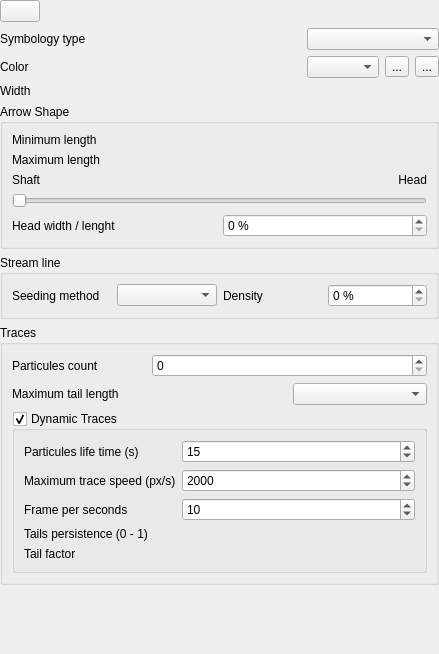
Above: src/ui/reosmeshvectorrenderingwidget.ui from vcloarec/ReosProject before the change. Below: the same form after it.
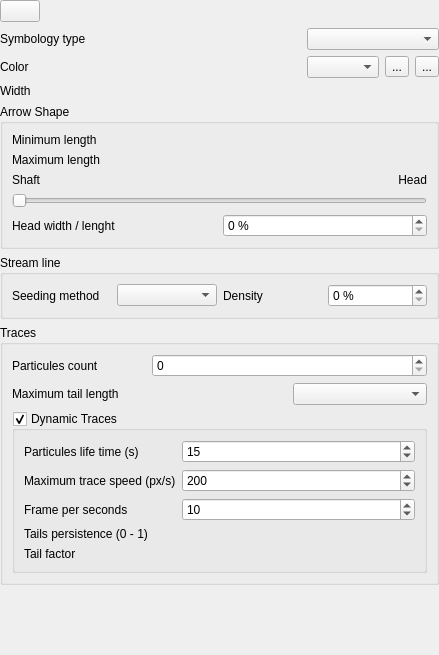
That is the form after the change. Icons and pictures are not drawn. Custom widgets are drawn as their Qt base class.

What changed in the file:
```diff
--- a/src/ui/reosmeshvectorrenderingwidget.ui
+++ b/src/ui/reosmeshvectorrenderingwidget.ui
@@ -7,7 +7,7 @@
     <x>0</x>
     <y>0</y>
     <width>439</width>
-    <height>654</height>
+    <height>655</height>
    </rect>
   </property>
   <property name="windowTitle">
@@ -180,7 +180,7 @@
             <number>100</number>
            </property>
            <property name="value">
-            <number>2000</number>
+            <number>200</number>
            </property>
           </widget>
          </item>
```
